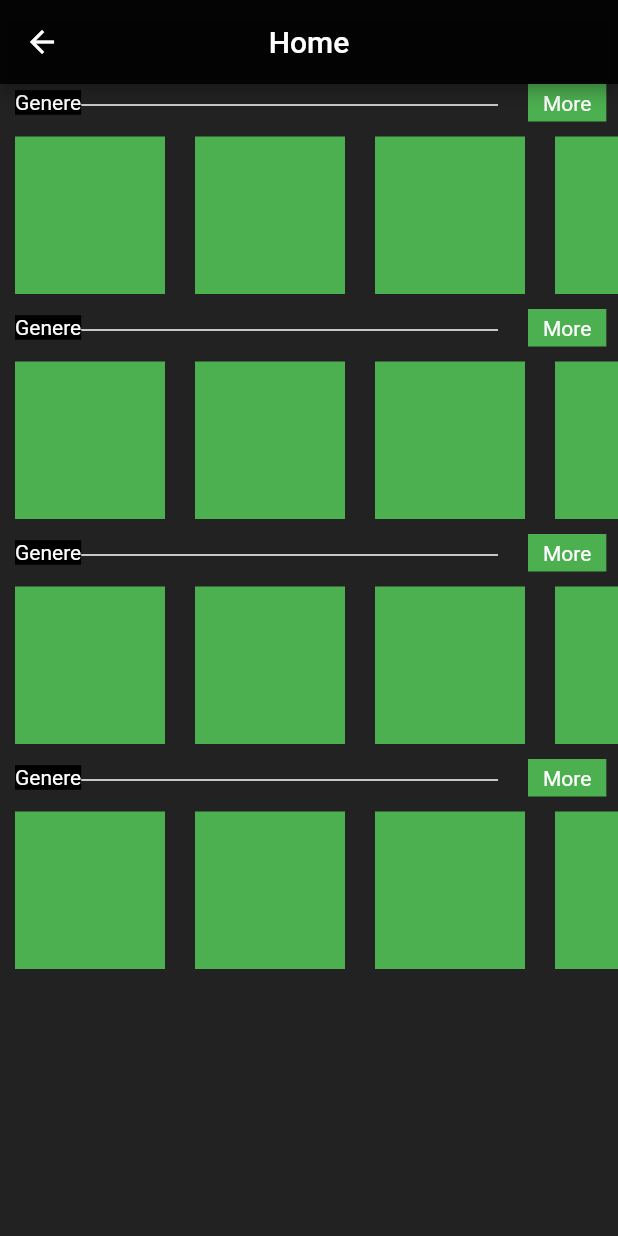
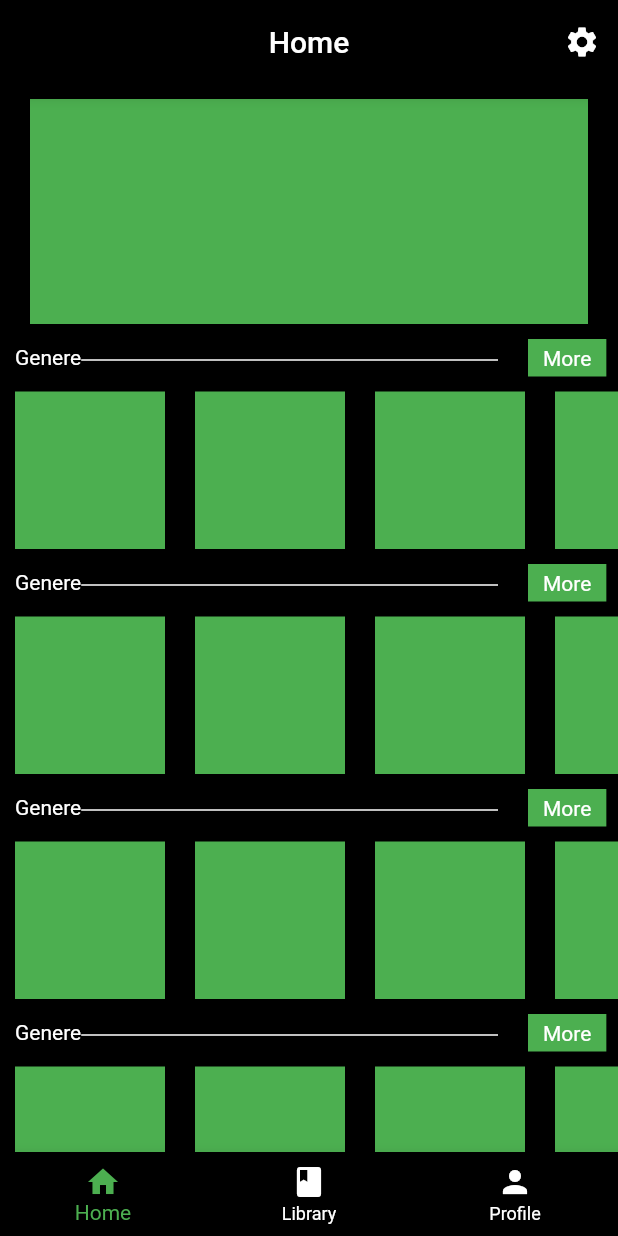
Before and after one commit to amit-jha-cmd/Gloo-App-Flutter, a Flutter app: the screen it shows after launch, after a tap on "Login", on a phone screen of 412 x 824 dp. Run offline on Flutter 3.47's test engine with Material 2 defaults, Android fonts, the phone set to English and light mode, and no system bars.

Commit message:
home page base complete

```diff
--- /dev/null
+++ b/app/lib/components/featured.card.dart
@@ -0,0 +1,22 @@
+import 'package:flutter/material.dart';
+
+class FeaturedCard extends StatelessWidget {
+  @override
+  Widget build(BuildContext context) {
+    return Container(
+      width: MediaQuery.of(context).size.width - 40,
+      margin: EdgeInsets.only(
+        left: 20,
+        right: 20,
+        top: 10,
+        bottom: 10,
+      ),
+      decoration: BoxDecoration(
+        borderRadius: BorderRadius.all(
+          Radius.circular(0),
+        ),
+        color: Colors.green,
+      ),
+    );
+  }
+}
--- /dev/null
+++ b/app/lib/components/home.featured.dart
@@ -0,0 +1,19 @@
+import 'package:app/components/featured.card.dart';
+import 'package:flutter/material.dart';
+
+class HomeFeatured extends StatelessWidget {
+  @override
+  Widget build(BuildContext context) {
+    return Container(
+      height: 170,
+      child: ListView(
+        scrollDirection: Axis.horizontal,
+        children: [
+          FeaturedCard(),
+          FeaturedCard(),
+          FeaturedCard(),
+        ],
+      ),
+    );
+  }
+}
--- /dev/null
+++ b/app/lib/pages/page.base.dart
@@ -0,0 +1,107 @@
+import 'package:app/pages/page.home.dart';
+
+/// Flutter code sample for BottomNavigationBar
+
+// This example shows a [BottomNavigationBar] as it is used within a [Scaffold]
+// widget. The [BottomNavigationBar] has three [BottomNavigationBarItem]
+// widgets and the [currentIndex] is set to index 0. The selected item is
+// amber. The `_onItemTapped` function changes the selected item's index
+// and displays a corresponding message in the center of the [Scaffold].
+//
+// ![A scaffold with a bottom navigation bar containing three bottom navigation
+// bar items. The first one is selected.](https://flutter.github.io/assets-for-api-docs/assets/material/bottom_navigation_bar.png)
+
+import 'package:flutter/material.dart';
+
+// void main() => runApp(Base());
+
+/// This is the main application widget.
+class Base extends StatelessWidget {
+  static const String _title = 'Flutter Code Sample';
+
+  @override
+  Widget build(BuildContext context) {
+    return MaterialApp(
+      title: _title,
+      home: MyStatefulWidget(),
+    );
+  }
+}
+
+/// This is the stateful widget that the main application instantiates.
+class MyStatefulWidget extends StatefulWidget {
+  MyStatefulWidget({Key key}) : super(key: key);
+
+  @override
+  _MyStatefulWidgetState createState() => _MyStatefulWidgetState();
+}
+
+/// This is the private State class that goes with MyStatefulWidget.
+class _MyStatefulWidgetState extends State<MyStatefulWidget> {
+  int _selectedIndex = 0;
+  static const TextStyle optionStyle =
+      TextStyle(fontSize: 30, fontWeight: FontWeight.bold);
+  static List<Widget> _widgetOptions = <Widget>[
+    Container(
+      child: Home(),
+    ),
+    Text(
+      'Index 1: Business',
+      style: optionStyle,
+    ),
+    Text(
+      'Index 2: School',
+      style: optionStyle,
+    ),
+  ];
+
+  void _onItemTapped(int index) {
+    setState(() {
+      _selectedIndex = index;
+    });
+  }
+
+  @override
+  Widget build(BuildContext context) {
+    return Scaffold(
+      appBar: AppBar(
+        title: const Text('Home'),
+        centerTitle: true,
+        backgroundColor: Colors.black,
+        actions: [
+          IconButton(
+            icon: Icon(
+              Icons.settings,
+              color: Colors.white,
+            ),
+            onPressed: null,
+          ),
+        ],
+      ),
+      body: Center(
+        child: _widgetOptions.elementAt(_selectedIndex),
+      ),
+      bottomNavigationBar: BottomNavigationBar(
+        backgroundColor: Colors.black,
+        items: const <BottomNavigationBarItem>[
+          BottomNavigationBarItem(
+            icon: Icon(Icons.home),
+            label: 'Home',
+          ),
+          BottomNavigationBarItem(
+            icon: Icon(Icons.book),
+            label: 'Library',
+          ),
+          BottomNavigationBarItem(
+            icon: Icon(Icons.person),
+            label: 'Profile',
+          ),
+        ],
+        currentIndex: _selectedIndex,
+        selectedItemColor: Colors.green,
+        unselectedItemColor: Colors.white,
+        onTap: _onItemTapped,
+      ),
+    );
+  }
+}
--- a/app/lib/pages/page.home.dart
+++ b/app/lib/pages/page.home.dart
@@ -1,4 +1,4 @@
-import 'package:app/components/home.card.dart';
+import 'package:app/components/home.featured.dart';
 import 'package:app/components/home.hlist.dart';
 import 'package:flutter/material.dart';
 
@@ -10,23 +10,18 @@ class Home extends StatefulWidget {
 class _HomeState extends State<Home> {
   @override
   Widget build(BuildContext context) {
-    return Scaffold(
-        backgroundColor: Colors.black87,
-        appBar: AppBar(
-          title: Text('Home'),
-          centerTitle: true,
-          backgroundColor: Colors.black87,
-        ),
-        body: Container(
+    return Container(
+      color: Colors.black,
       alignment: Alignment.topCenter,
-          child: Column(
+      child: ListView(
         children: [
+          HomeFeatured(),
           HomeHlist(),
           HomeHlist(),
           HomeHlist(),
           HomeHlist(),
         ],
       ),
-        ));
+    );
   }
 }
--- a/app/lib/pages/page.login.dart
+++ b/app/lib/pages/page.login.dart
@@ -1,3 +1,4 @@
+import 'package:app/pages/page.base.dart';
 import 'package:app/pages/page.home.dart';
 import 'package:flutter/material.dart';
 
@@ -25,7 +26,7 @@ class _LoginState extends State<Login> {
             Navigator.push(
               context,
               MaterialPageRoute(
-                builder: (context) => Home(),
+                builder: (context) => Base(),
               ),
             );
           },
```
Lines whose indentation alone changed are shown as unchanged.
